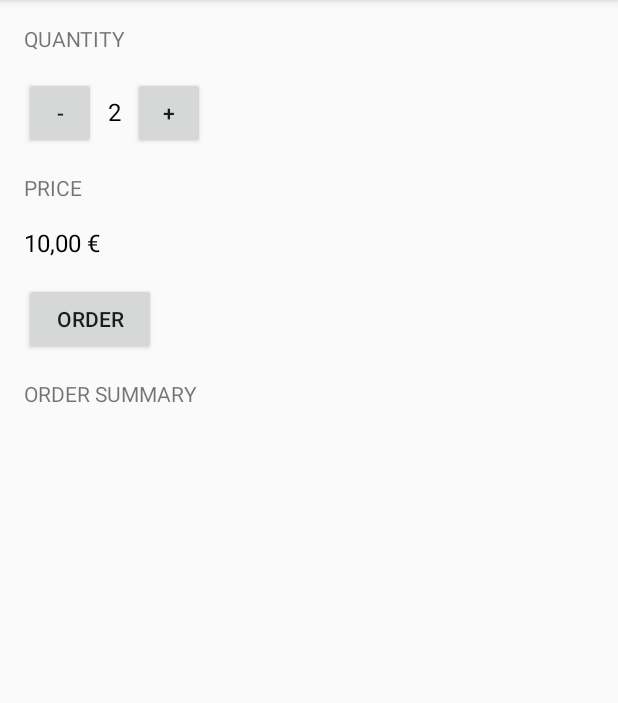
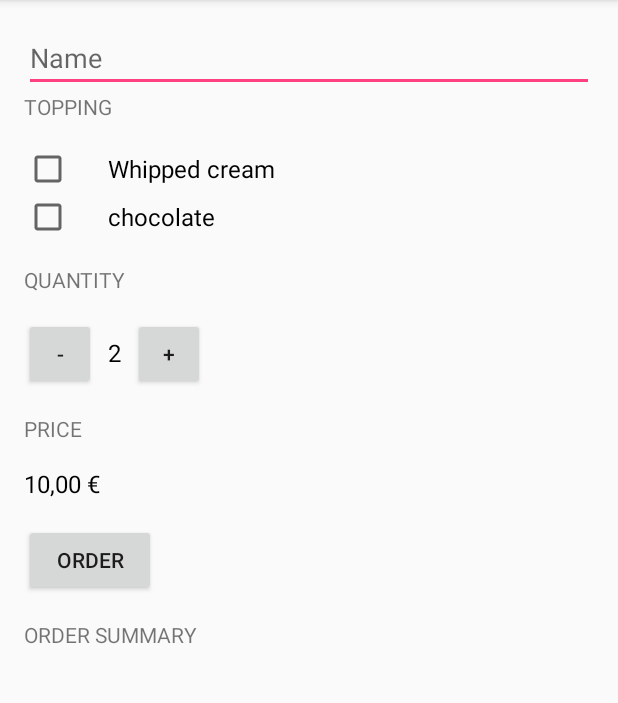
Before and after one commit to jzaoueli/JustJ, an Android app: the screen it shows after launch (MainActivity), on a phone screen of 412 x 824 dp, the part 84-787 px from its top. Run offline under Robolectric (Android 15) with nearby library versions, the phone set to English and light mode, and no system bars.

Commit message:
Name InputField and Topping section

```diff
--- a/app/src/main/res/layout/activity_main.xml
+++ b/app/src/main/res/layout/activity_main.xml
@@ -1,6 +1,11 @@
 <?xml version="1.0" encoding="utf-8"?>
-<LinearLayout xmlns:android="http://schemas.android.com/apk/res/android"
+<ScrollView xmlns:android="http://schemas.android.com/apk/res/android"
     xmlns:tools="http://schemas.android.com/tools"
+    android:layout_width="match_parent"
+    android:layout_height="match_parent"
+    tools:context="com.example.zaoueli.justj.MainActivity">
+
+    <LinearLayout
         android:id="@+id/activity_main"
         android:layout_width="match_parent"
         android:layout_height="match_parent"
@@ -8,12 +13,41 @@
         android:paddingBottom="@dimen/activity_vertical_margin"
         android:paddingLeft="@dimen/activity_horizontal_margin"
         android:paddingRight="@dimen/activity_horizontal_margin"
-    android:paddingTop="@dimen/activity_vertical_margin"
-    tools:context="com.example.zaoueli.justj.MainActivity">
+        android:paddingTop="@dimen/activity_vertical_margin">
+
+        <EditText
+            android:id="@+id/name_edit_text"
+            android:layout_width="match_parent"
+            android:layout_height="wrap_content"
+            android:hint="Name"/>
 
         <TextView
             android:layout_width="wrap_content"
             android:layout_height="wrap_content"
+            android:layout_marginBottom="16dp"
+            android:text="Topping"
+            android:textAllCaps="true" />
+
+        <CheckBox
+            android:id="@+id/whipped_cream_check_box"
+            android:layout_width="wrap_content"
+            android:layout_height="wrap_content"
+            android:paddingLeft="24dp"
+            android:text="Whipped cream"
+            android:textSize="16sp" />
+
+        <CheckBox
+            android:id="@+id/chocolate_check_box"
+            android:layout_width="wrap_content"
+            android:layout_height="wrap_content"
+            android:paddingLeft="24dp"
+            android:text="chocolate"
+            android:textSize="16sp" />
+
+        <TextView
+            android:layout_width="wrap_content"
+            android:layout_height="wrap_content"
+            android:layout_marginTop="16dp"
             android:layout_marginBottom="16dp"
             android:text="Quantity"
             android:textAllCaps="true" />
@@ -68,17 +102,17 @@
         <Button
             android:layout_width="wrap_content"
             android:layout_height="wrap_content"
+            android:layout_marginBottom="16dp"
             android:layout_marginTop="16dp"
-        android:layout_marginBottom="16dp"
             android:onClick="submitOrder"
             android:text="Order" />
 
         <TextView
+            android:id="@+id/textView"
             android:layout_width="wrap_content"
             android:layout_height="wrap_content"
             android:text="Order Summary"
-        android:textAllCaps="true"
-        android:id="@+id/textView" />
+            android:textAllCaps="true" />
 
         <TextView
             android:id="@+id/order_summary_text_view"
@@ -90,3 +124,4 @@
             tools:text="Name: Mr. Muster \nQuantity = 2\nTotal: 10€\nThank you!" />
 
     </LinearLayout>
+</ScrollView>
```
Lines whose indentation alone changed are shown as unchanged.
